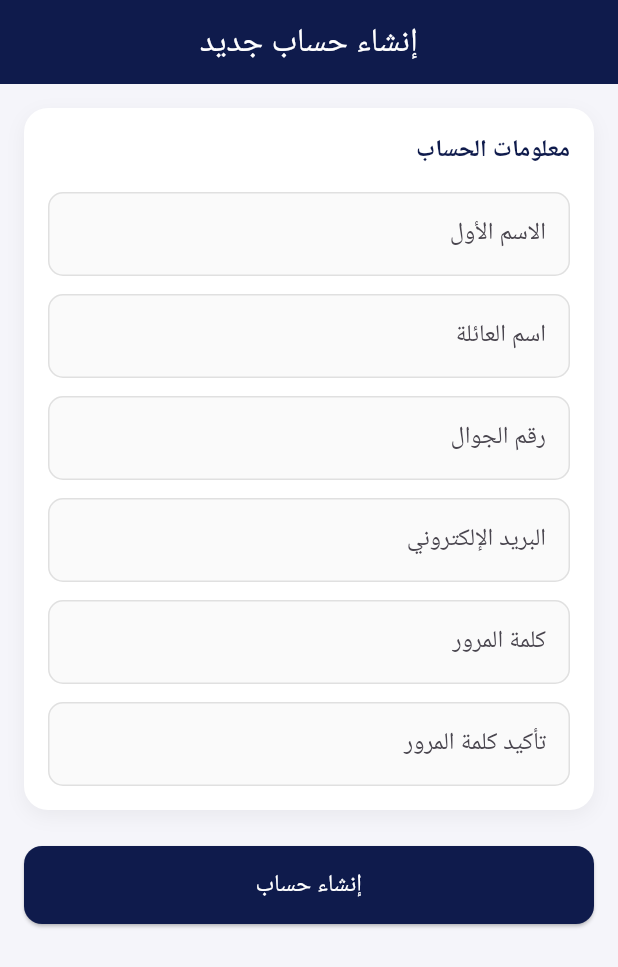
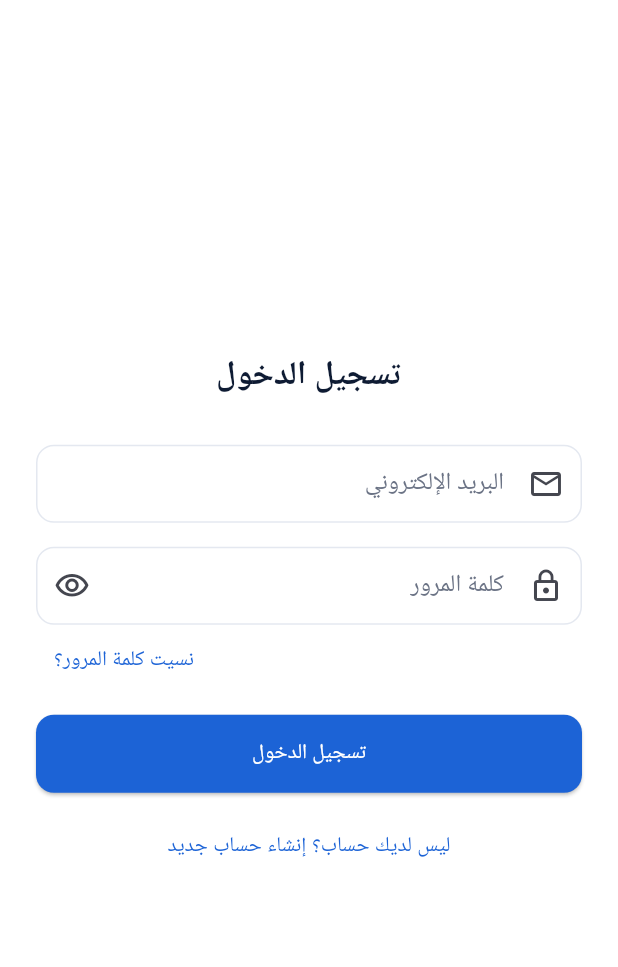
Before and after one commit to reemaz-1/Seer-, a Flutter app: the screen it shows after launch, on a phone screen of 412 x 824 dp. Shown: the top 967 px of the screen. Run offline on Flutter 3.47's test engine with Material 3 defaults, Android fonts, the light colour scheme and no system bars; our stand-ins replace cloud_firestore, firebase_auth, firebase_core; missing offline and left inert: firebase_app_check; accounts and stored records are empty.

Commit message:
Integrate Firebase authentication into customer app

```diff
--- a/customer/lib/main.dart
+++ b/customer/lib/main.dart
@@ -2,22 +2,28 @@
 import 'package:flutter_localizations/flutter_localizations.dart';
 import 'package:firebase_core/firebase_core.dart';
 import 'package:firebase_app_check/firebase_app_check.dart';
+
 import 'firebase_options.dart';
 import 'screens/customer_registration_screen.dart';
+import 'screens/login_screen.dart';
+import 'theme/app_theme.dart';
 
-void main() async {
+Future<void> main() async {
   WidgetsFlutterBinding.ensureInitialized();
+
   await Firebase.initializeApp(
     options: DefaultFirebaseOptions.currentPlatform,
   );
+
   await FirebaseAppCheck.instance.activate(
     androidProvider: AndroidProvider.debug,
   );
-  runApp(const MyApp());
+
+  runApp(const CustomerApp());
 }
 
-class MyApp extends StatelessWidget {
-  const MyApp({super.key});
+class CustomerApp extends StatelessWidget {
+  const CustomerApp({super.key});
 
   @override
   Widget build(BuildContext context) {
@@ -25,16 +31,19 @@
       debugShowCheckedModeBanner: false,
       title: 'سير',
       locale: const Locale('ar'),
-      supportedLocales: const [Locale('ar')],
+      supportedLocales: const [
+        Locale('ar'),
+      ],
       localizationsDelegates: const [
         GlobalMaterialLocalizations.delegate,
         GlobalWidgetsLocalizations.delegate,
         GlobalCupertinoLocalizations.delegate,
       ],
-      theme: ThemeData(
-        colorScheme: ColorScheme.fromSeed(seedColor: Colors.deepPurple),
-      ),
-      home: const CustomerRegistrationScreen(),
+      theme: AppTheme.of(AppRole.customer),
+      home: const LoginScreen(role: AppRole.customer),
+      routes: {
+        '/register': (_) => const CustomerRegistrationScreen(),
+      },
     );
   }
 }
--- /dev/null
+++ b/customer/lib/screens/login_screen.dart
@@ -0,0 +1,181 @@
+import 'package:flutter/material.dart';
+import '../services/auth_service.dart';
+import '../theme/app_theme.dart';
+import 'home_screen.dart';
+
+/// Log In screen — works for both apps; pass [role] to pick the
+/// matching color theme (Customer = Icon Navy, Provider = Fleet Blue).
+class LoginScreen extends StatefulWidget {
+  const LoginScreen({super.key, required this.role});
+
+  final AppRole role;
+
+  @override
+  State<LoginScreen> createState() => _LoginScreenState();
+}
+
+class _LoginScreenState extends State<LoginScreen> {
+  final _formKey = GlobalKey<FormState>();
+  final _emailController = TextEditingController();
+  final _passwordController = TextEditingController();
+  final _authService = AuthService();
+
+  bool _isLoading = false;
+  bool _obscurePassword = true;
+
+  @override
+  void dispose() {
+    _emailController.dispose();
+    _passwordController.dispose();
+    super.dispose();
+  }
+
+  Future<void> _handleLogin() async {
+    if (!_formKey.currentState!.validate()) return;
+
+    setState(() => _isLoading = true);
+    try {
+      await _authService.logIn(
+        email: _emailController.text,
+        password: _passwordController.text,
+      );
+      if (!mounted) return;
+      Navigator.of(context).pushAndRemoveUntil(
+        MaterialPageRoute(builder: (_) => HomeScreen(role: widget.role)),
+            (route) => false,
+      );
+    } on AuthException catch (e) {
+      _showError(e.message);
+    } finally {
+      if (mounted) setState(() => _isLoading = false);
+    }
+  }
+
+  Future<void> _handleForgotPassword() async {
+    final email = _emailController.text.trim();
+    if (email.isEmpty) {
+      _showError('اكتب بريدك الإلكتروني أولاً ثم اضغط "نسيت كلمة المرور".');
+      return;
+    }
+    try {
+      await _authService.sendPasswordResetEmail(email);
+      if (!mounted) return;
+      ScaffoldMessenger.of(context).showSnackBar(
+        const SnackBar(content: Text('تم إرسال رابط إعادة التعيين إلى بريدك.')),
+      );
+    } on AuthException catch (e) {
+      _showError(e.message);
+    }
+  }
+
+  void _showError(String message) {
+    if (!mounted) return;
+    ScaffoldMessenger.of(context).showSnackBar(
+      SnackBar(content: Text(message)),
+    );
+  }
+
+  @override
+  Widget build(BuildContext context) {
+    return Theme(
+      data: AppTheme.of(widget.role),
+      child: Scaffold(
+        body: SafeArea(
+          child: Center(
+            child: SingleChildScrollView(
+              padding: const EdgeInsets.symmetric(horizontal: 24),
+              child: Form(
+                key: _formKey,
+                child: Column(
+                  mainAxisSize: MainAxisSize.min,
+                  crossAxisAlignment: CrossAxisAlignment.stretch,
+                  children: [
+                    Text(
+                      'تسجيل الدخول',
+                      textAlign: TextAlign.center,
+                      style: Theme.of(context).textTheme.titleLarge,
+                    ),
+                    const SizedBox(height: 32),
+                    TextFormField(
+                      controller: _emailController,
+                      keyboardType: TextInputType.emailAddress,
+                      textDirection: TextDirection.ltr,
+                      decoration: const InputDecoration(
+                        labelText: 'البريد الإلكتروني',
+                        prefixIcon: Icon(Icons.email_outlined),
+                      ),
+                      validator: (value) {
+                        final v = value?.trim() ?? '';
+                        if (v.isEmpty) return 'أدخل بريدك الإلكتروني';
+                        if (!v.contains('@') || !v.contains('.')) {
+                          return 'صيغة البريد الإلكتروني غير صحيحة';
+                        }
+                        return null;
+                      },
+                    ),
+                    const SizedBox(height: 16),
+                    TextFormField(
+                      controller: _passwordController,
+                      obscureText: _obscurePassword,
+                      textDirection: TextDirection.ltr,
+                      decoration: InputDecoration(
+                        labelText: 'كلمة المرور',
+                        prefixIcon: const Icon(Icons.lock_outline),
+                        suffixIcon: IconButton(
+                          icon: Icon(_obscurePassword
+                              ? Icons.visibility_outlined
+                              : Icons.visibility_off_outlined),
+                          onPressed: () => setState(
+                                  () => _obscurePassword = !_obscurePassword),
+                        ),
+                      ),
+                      validator: (value) {
+                        if (value == null || value.isEmpty) {
+                          return 'أدخل كلمة المرور';
+                        }
+                        if (value.length < 6) {
+                          return 'كلمة المرور يجب أن تكون 6 أحرف على الأقل';
+                        }
+                        return null;
+                      },
+                    ),
+                    Align(
+                      alignment: Alignment.centerLeft,
+                      child: TextButton(
+                        onPressed: _isLoading ? null : _handleForgotPassword,
+                        child: const Text('نسيت كلمة المرور؟'),
+                      ),
+                    ),
+                    const SizedBox(height: 12),
+                    ElevatedButton(
+                      onPressed: _isLoading ? null : _handleLogin,
+                      child: _isLoading
+                          ? const SizedBox(
+                        height: 22,
+                        width: 22,
+                        child: CircularProgressIndicator(
+                          strokeWidth: 2.4,
+                          color: Colors.white,
+                        ),
+                      )
+                          : const Text('تسجيل الدخول'),
+                    ),
+                    const SizedBox(height: 12),
+                    TextButton(
+                      onPressed: _isLoading
+                          ? null
+                          : () {
+                        Navigator.of(context).pushNamed('/register');
+                      },
+                      child: const Text('ليس لديك حساب؟ إنشاء حساب جديد'),
+                    ),
+                  ],
+                ),
+              ),
+            ),
+          ),
+        ),
+      ),
+    );
+  }
+}
--- /dev/null
+++ b/customer/lib/theme/app_colors.dart
@@ -0,0 +1,37 @@
+import 'package:flutter/material.dart';
+
+/// Color roles for the CUSTOMER app — "Icon Navy" theme.
+/// Values taken directly from the Seer color reference table.
+class CustomerColors {
+  static const background = Color(0xFFFFFFFF);
+  static const darkPanel = Color(0xFF0E1B33); // header / dark panel
+  static const accent = Color(0xFF1C63D6);
+  static const cardBorder = Color(0xFFE4E8F0);
+  static const primaryText = Color(0xFF0E1B33);
+  static const secondaryText = Color(0xFF6B7385);
+}
+
+/// Color roles for the SERVICE PROVIDER app — "Fleet Blue" theme.
+/// Values taken directly from the Seer color reference table.
+class ProviderColors {
+  static const background = Color(0xFFF1F4FA);
+  static const darkPanel = Color(0xFF0E1B33); // used for text/icons only
+  static const accent = Color(0xFF1C63D6);
+  static const cardBorder = Color(0xFFDCE6F5);
+  static const primaryText = Color(0xFF0E1B33);
+  static const secondaryText = Color(0xFF69728C);
+}
+
+/// Semantic / status colors shared by both apps.
+///
+/// NOTE: you listed extra swatch names (Daylight Red, Daylight Green,
+/// Steel Graphite, Daylight Steel, Navy Ink + Amber, Navy Sky, Navy Slate,
+/// Beige Navy, Brand Navy) but no hex codes for them. The values below are
+/// reasonable placeholders — send me the exact hex codes and I'll swap
+/// them in.
+class AppStatusColors {
+  static const success = Color(0xFF2E7D32); // placeholder for "Daylight Green"
+  static const error = Color(0xFFC62828); // placeholder for "Daylight Red"
+  static const warning = Color(0xFFFFA000); // placeholder for "Amber"
+  static const neutralGraphite = Color(0xFF37474F); // placeholder for "Steel Graphite"
+}
--- /dev/null
+++ b/customer/lib/theme/app_theme.dart
@@ -0,0 +1,93 @@
+import 'package:flutter/material.dart';
+import 'app_colors.dart';
+
+/// Which app is currently being themed / authenticated.
+enum AppRole { customer, provider }
+
+class AppTheme {
+  /// Returns the ThemeData for the given role (Customer = Icon Navy,
+  /// Provider = Fleet Blue), built from the Seer color reference table.
+  static ThemeData of(AppRole role) {
+    final bg = role == AppRole.customer
+        ? CustomerColors.background
+        : ProviderColors.background;
+    final panel = role == AppRole.customer
+        ? CustomerColors.darkPanel
+        : ProviderColors.darkPanel;
+    final accent = role == AppRole.customer
+        ? CustomerColors.accent
+        : ProviderColors.accent;
+    final border = role == AppRole.customer
+        ? CustomerColors.cardBorder
+        : ProviderColors.cardBorder;
+    final primaryText = role == AppRole.customer
+        ? CustomerColors.primaryText
+        : ProviderColors.primaryText;
+    final secondaryText = role == AppRole.customer
+        ? CustomerColors.secondaryText
+        : ProviderColors.secondaryText;
+
+    return ThemeData(
+      useMaterial3: true,
+      scaffoldBackgroundColor: bg,
+      colorScheme: ColorScheme.fromSeed(
+        seedColor: accent,
+        primary: accent,
+        surface: bg,
+        error: AppStatusColors.error,
+      ),
+      appBarTheme: AppBarTheme(
+        backgroundColor: panel,
+        foregroundColor: Colors.white,
+        elevation: 0,
+        centerTitle: true,
+      ),
+      textTheme: TextTheme(
+        bodyLarge: TextStyle(color: primaryText, fontSize: 16),
+        bodyMedium: TextStyle(color: primaryText, fontSize: 14),
+        bodySmall: TextStyle(color: secondaryText, fontSize: 12),
+        titleLarge: TextStyle(
+          color: primaryText,
+          fontSize: 22,
+          fontWeight: FontWeight.w600,
+        ),
+      ),
+      inputDecorationTheme: InputDecorationTheme(
+        filled: true,
+        fillColor: bg,
+        contentPadding:
+        const EdgeInsets.symmetric(horizontal: 16, vertical: 14),
+        border: OutlineInputBorder(
+          borderRadius: BorderRadius.circular(12),
+          borderSide: BorderSide(color: border),
+        ),
+        enabledBorder: OutlineInputBorder(
+          borderRadius: BorderRadius.circular(12),
+          borderSide: BorderSide(color: border),
+        ),
+        focusedBorder: OutlineInputBorder(
+          borderRadius: BorderRadius.circular(12),
+          borderSide: BorderSide(color: accent, width: 1.6),
+        ),
+        errorBorder: OutlineInputBorder(
+          borderRadius: BorderRadius.circular(12),
+          borderSide: const BorderSide(color: AppStatusColors.error),
+        ),
+        labelStyle: TextStyle(color: secondaryText),
+      ),
+      elevatedButtonTheme: ElevatedButtonThemeData(
+        style: ElevatedButton.styleFrom(
+          backgroundColor: accent,
+          foregroundColor: Colors.white,
+          minimumSize: const Size.fromHeight(52),
+          shape: RoundedRectangleBorder(
+            borderRadius: BorderRadius.circular(12),
+          ),
+        ),
+      ),
+      textButtonTheme: TextButtonThemeData(
+        style: TextButton.styleFrom(foregroundColor: accent),
+      ),
+    );
+  }
+}
```
Also changed, not shown: customer/lib/screens/home_screen.dart (added, +28 -0 lines), customer/lib/services/auth_service.dart (added, +96 -0 lines), customer/lib/widgets/logout_button.dart (added, +51 -0 lines).
